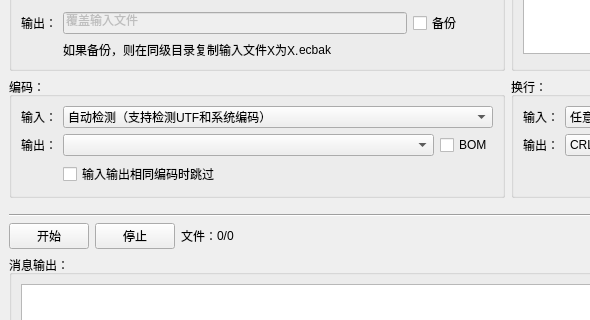
The window that MainWindow.ui (CharlesLiaoO/EncodingConverter) describes before a commit, drawn with Qt 5; both pictures show x 0 to 590 and y 89 to 409 of the 800 by 500 pixel window.
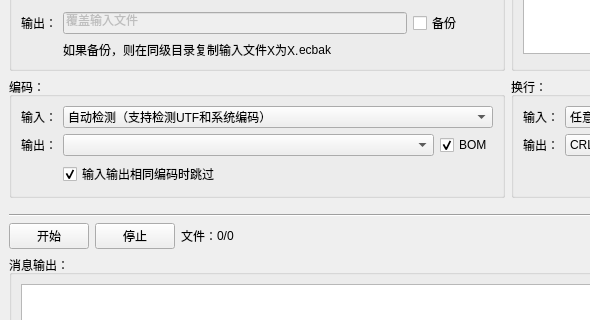
The same window after the commit.

Commit message: 修复 UTF-8 输入输出相同编码检测无效 的问题；修复 备份总是有效 的问题

What changed in the file:
```diff
--- a/MainWindow.ui
+++ b/MainWindow.ui
@@ -54,6 +54,9 @@
            <property name="text">
             <string>BOM</string>
            </property>
+           <property name="checked">
+            <bool>true</bool>
+           </property>
           </widget>
          </item>
         </layout>
@@ -63,6 +66,9 @@
          <property name="text">
           <string>输入输出相同编码时跳过</string>
          </property>
+         <property name="checked">
+          <bool>true</bool>
+         </property>
         </widget>
        </item>
       </layout>
```
The commit also changes 1 other file.
